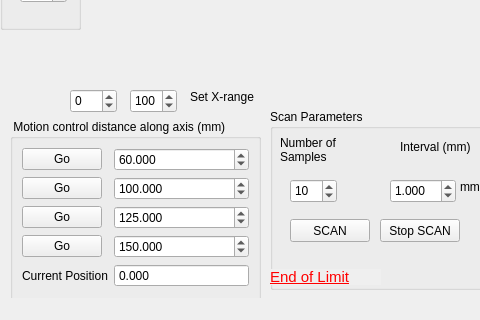
Old version of the form forms/main_form.ui in the repository MarshallSutton/profilometer; both pictures show x 0 to 480 and y 430 to 750 of the 824 by 750 pixel window.
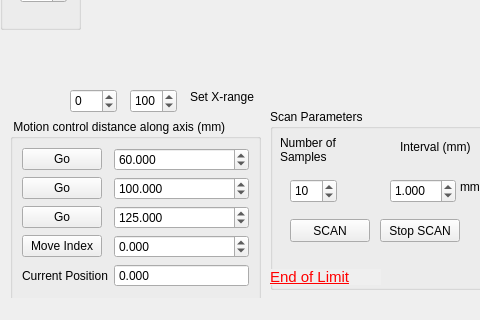
New version of the form.

The edit to the form file:
```diff
--- a/forms/main_form.ui
+++ b/forms/main_form.ui
@@ -356,7 +356,7 @@
      <item row="3" column="0">
       <widget class="QPushButton" name="btn_goto3_2">
        <property name="text">
-        <string>Go</string>
+        <string>Move Index</string>
        </property>
       </widget>
      </item>
@@ -366,13 +366,13 @@
         <number>3</number>
        </property>
        <property name="minimum">
-        <double>-10.000000000000000</double>
+        <double>-200.000000000000000</double>
        </property>
        <property name="maximum">
         <double>300.000000000000000</double>
        </property>
        <property name="value">
-        <double>150.000000000000000</double>
+        <double>0.000000000000000</double>
        </property>
       </widget>
      </item>
```
Left out of the diff: 8 changed lines with no effect on the pictures.
